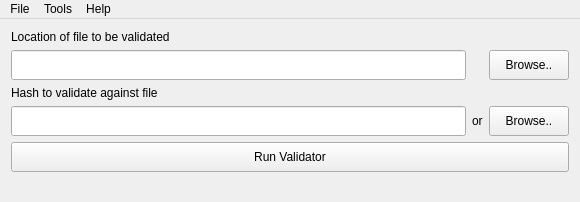
Old version of the form src/mainwindow.ui in the repository ayworld/Checkmate.
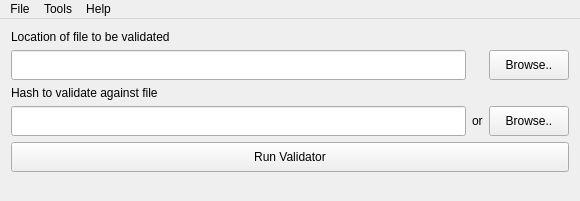
New version of the form. Icons and pictures are not drawn.

Diff of the .ui file:
```diff
--- a/src/mainwindow.ui
+++ b/src/mainwindow.ui
@@ -10,6 +10,12 @@
     <height>201</height>
    </rect>
   </property>
+  <property name="minimumSize">
+   <size>
+    <width>0</width>
+    <height>201</height>
+   </size>
+  </property>
   <property name="maximumSize">
    <size>
     <width>16777215</width>
```
